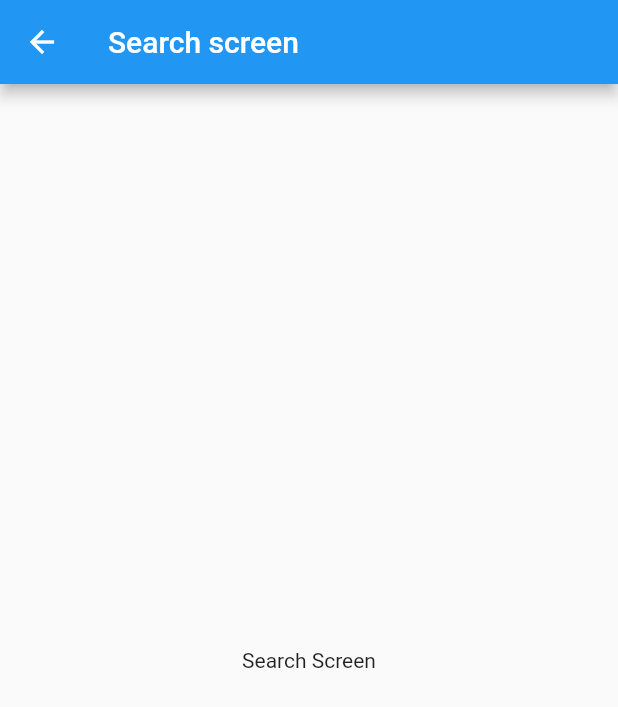
After one commit to Oshinowo/weather-app, a Flutter app: the SearchScreen screen opened by its route, on a phone screen of 412 x 824 dp. The commit adds this screen. Shown: the top 707 px of the screen. Run offline on Flutter 3.47's test engine with Material 2 defaults, Android fonts, the phone set to English and light mode, and no system bars.

Commit message:
set packages and folders

```diff
--- /dev/null
+++ b/lib/screens/search/search_screen.dart
@@ -0,0 +1,23 @@
+import 'package:flutter/material.dart';
+
+class SearchScreen extends StatefulWidget {
+  const SearchScreen({super.key});
+  static const String id = 'search screen';
+
+  @override
+  State<SearchScreen> createState() => _SearchScreenState();
+}
+
+class _SearchScreenState extends State<SearchScreen> {
+  @override
+  Widget build(BuildContext context) {
+    return Scaffold(
+      appBar: AppBar(
+        title: const Text('Search screen'),
+      ),
+      body: const Center(
+        child: Text('Search Screen'),
+      ),
+    );
+  }
+}
```
Also changed, not shown: lib/main.dart (+16 -103 lines), lib/screens/home/home_screen.dart (added, +23 -0 lines), lib/screens/settings/settings_screen.dart (added, +23 -0 lines), pubspec.yaml (+7 -57 lines), pubspec.lock, 2 other files.
